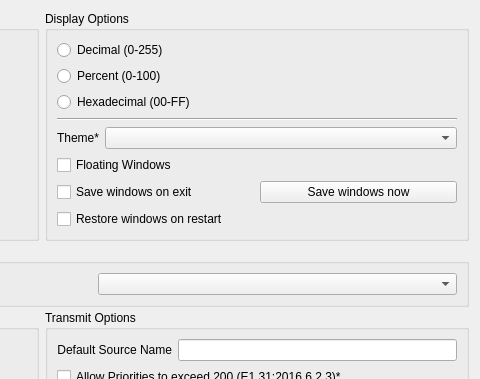
First picture: the form in ui/preferencesdialog.ui, repository docsteer/sacnview, before the edit; both pictures show x 291 to 771 and y 0 to 379 of the 771 by 761 pixel window.
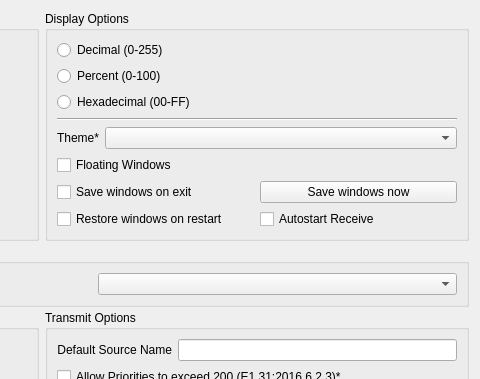
Second picture: the form after the edit. Icons and pictures are not drawn.

Commit message:
New Preference: AutoReceive
Automatically start receiving 500ms after launch

What changed in the file:
```diff
--- a/ui/preferencesdialog.ui
+++ b/ui/preferencesdialog.ui
@@ -767,6 +767,16 @@
         </property>
        </widget>
       </item>
+      <item row="7" column="1">
+       <widget class="QCheckBox" name="cbAutoRx">
+        <property name="toolTip">
+         <string>Automatically start all receive windows after restoring</string>
+        </property>
+        <property name="text">
+         <string>Autostart Receive</string>
+        </property>
+       </widget>
+      </item>
      </layout>
     </widget>
    </item>
```
The commit also changes 4 other files.
